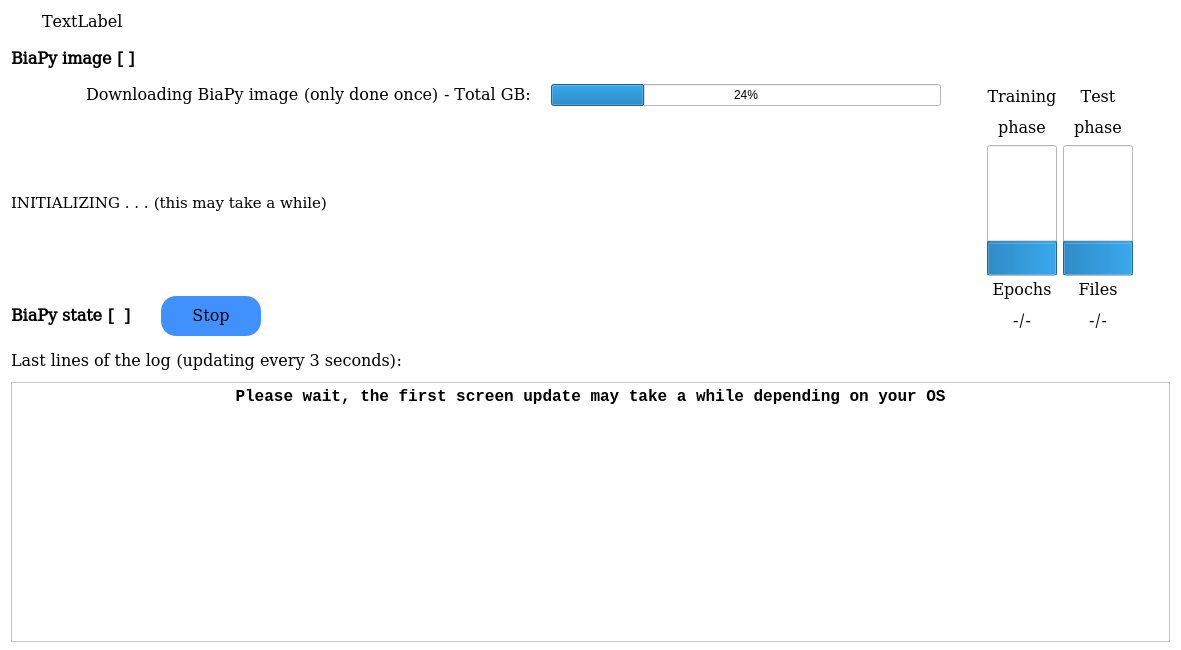
This is ui_run.ui in BiaPyX/BiaPy-GUI as Qt 5 draws it before an edit. The edited form follows.
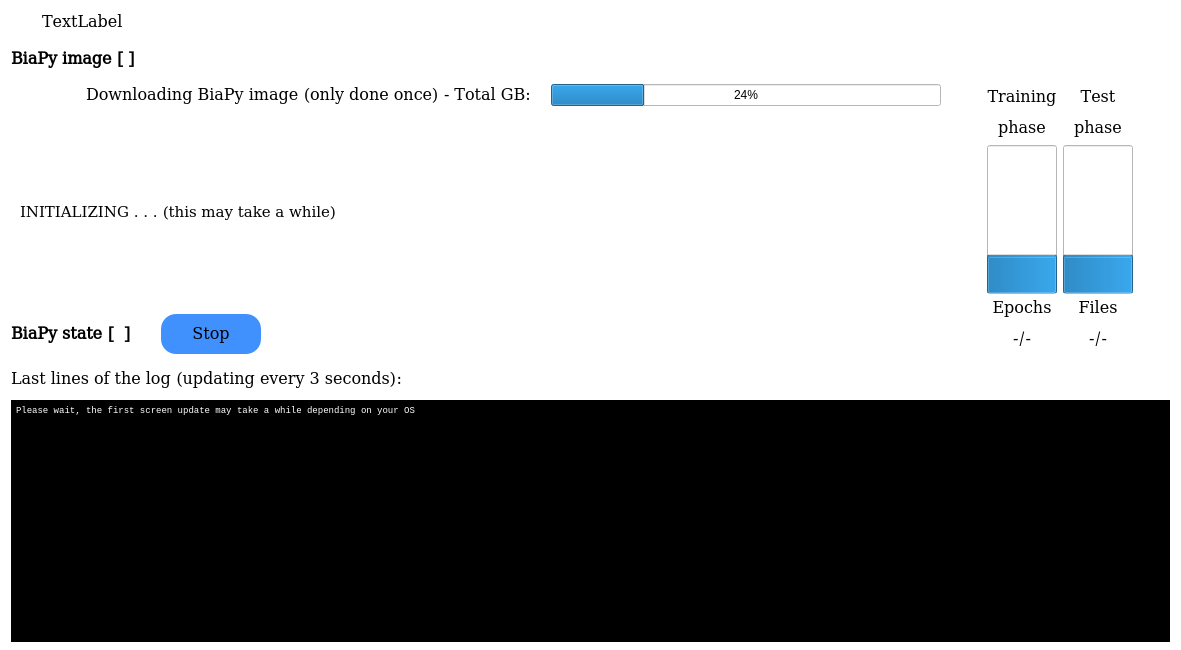
This is the edited form. Icons and pictures are not drawn.

Patch:
```diff
--- a/ui_run.ui
+++ b/ui_run.ui
@@ -418,6 +418,27 @@
                 </widget>
                </item>
                <item>
+                <widget class="QScrollArea" name="scrollArea">
+                 <property name="frameShape">
+                  <enum>QFrame::NoFrame</enum>
+                 </property>
+                 <property name="verticalScrollBarPolicy">
+                  <enum>Qt::ScrollBarAlwaysOff</enum>
+                 </property>
+                 <property name="widgetResizable">
+                  <bool>true</bool>
+                 </property>
+                 <widget class="QWidget" name="scrollAreaWidgetContents">
+                  <property name="geometry">
+                   <rect>
+                    <x>0</x>
+                    <y>0</y>
+                    <width>939</width>
+                    <height>178</height>
+                   </rect>
+                  </property>
+                  <layout class="QVBoxLayout" name="verticalLayout_5">
+                   <item>
                 <widget class="QLabel" name="biapy_container_info_label">
                  <property name="minimumSize">
                   <size>
@@ -442,6 +463,10 @@
                  </property>
                 </widget>
                </item>
+                  </layout>
+                 </widget>
+                </widget>
+               </item>
                <item>
                 <widget class="QFrame" name="frame">
                  <property name="minimumSize">
@@ -758,9 +783,14 @@
            <property name="font">
             <font>
              <family>Monospace</family>
-             <pointsize>10</pointsize>
+             <pointsize>-1</pointsize>
             </font>
            </property>
+           <property name="styleSheet">
+            <string notr="true">background-color : black ; 
+color : white; 
+font-size: 9px;</string>
+           </property>
            <property name="horizontalScrollBarPolicy">
             <enum>Qt::ScrollBarAlwaysOff</enum>
            </property>
@@ -771,8 +801,8 @@
             <string>&lt;!DOCTYPE HTML PUBLIC &quot;-//W3C//DTD HTML 4.0//EN&quot; &quot;http://www.w3.org/TR/REC-html40/strict.dtd&quot;&gt;
 &lt;html&gt;&lt;head&gt;&lt;meta name=&quot;qrichtext&quot; content=&quot;1&quot; /&gt;&lt;style type=&quot;text/css&quot;&gt;
 p, li { white-space: pre-wrap; }
-&lt;/style&gt;&lt;/head&gt;&lt;body style=&quot; font-family:'Monospace'; font-size:10pt; font-weight:400; font-style:normal;&quot;&gt;
-&lt;p align=&quot;center&quot; style=&quot; margin-top:0px; margin-bottom:0px; margin-left:0px; margin-right:0px; -qt-block-indent:0; text-indent:0px;&quot;&gt;&lt;span style=&quot; font-size:12pt; font-weight:600;&quot;&gt;Please wait, the first screen update may take a while depending on your OS&lt;/span&gt;&lt;/p&gt;&lt;/body&gt;&lt;/html&gt;</string>
+&lt;/style&gt;&lt;/head&gt;&lt;body style=&quot; font-family:'Monospace'; font-size:9px; font-weight:400; font-style:normal;&quot;&gt;
+&lt;p style=&quot; margin-top:0px; margin-bottom:0px; margin-left:0px; margin-right:0px; -qt-block-indent:0; text-indent:0px;&quot;&gt;Please wait, the first screen update may take a while depending on your OS&lt;/p&gt;&lt;/body&gt;&lt;/html&gt;</string>
            </property>
           </widget>
          </item>
```
Lines whose indentation alone changed are shown as unchanged.
